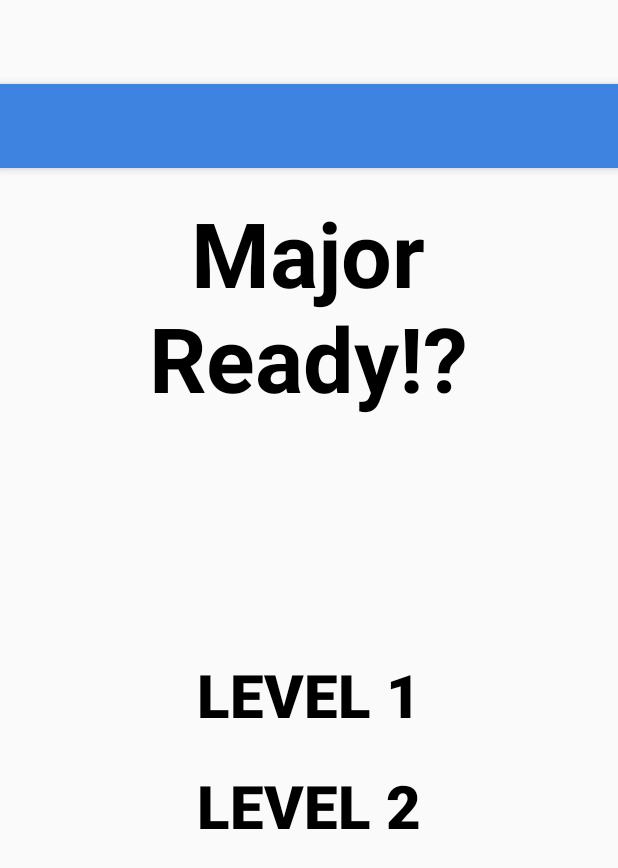
After one commit to skarpath/MajorReady, an Android app: the layout activity_main.xml on its own in the app's theme, with its tools: preview values and no code run, on a phone screen of 412 x 824 dp. The commit adds this screen. Shown: the top 868 px of the screen. Run offline under Robolectric (Android 15) with nearby library versions, the phone set to English and light mode, and no system bars.

Commit message:
Update version 0.1

```diff
--- a/app/src/main/AndroidManifest.xml
+++ b/app/src/main/AndroidManifest.xml
@@ -21,11 +21,11 @@
         <activity
             android:name=".Level2Q2Activity"
             android:label="@string/title_activity_level2_q2"
-            android:theme="@style/AppTheme.NoActionBar"></activity>
+            android:theme="@style/AppTheme.NoActionBar" />
         <activity
             android:name=".Level2Q1Activity"
             android:label="@string/title_activity_level2_q1"
-            android:theme="@style/AppTheme.NoActionBar"></activity>
+            android:theme="@style/AppTheme.NoActionBar" />
     </application>
 
 </manifest>
--- /dev/null
+++ b/app/src/main/res/layout/activity_main.xml
@@ -0,0 +1,26 @@
+<?xml version="1.0" encoding="utf-8"?>
+<android.support.design.widget.CoordinatorLayout xmlns:android="http://schemas.android.com/apk/res/android"
+    xmlns:app="http://schemas.android.com/apk/res-auto"
+    xmlns:tools="http://schemas.android.com/tools"
+    android:layout_width="match_parent"
+    android:layout_height="match_parent"
+    android:fitsSystemWindows="true"
+    tools:context=".MainActivity">
+
+    <android.support.design.widget.AppBarLayout
+        android:layout_width="match_parent"
+        android:layout_height="wrap_content"
+        android:theme="@style/AppTheme.AppBarOverlay">
+
+        <android.support.v7.widget.Toolbar
+            android:id="@+id/toolbar"
+            android:layout_width="match_parent"
+            android:layout_height="?attr/actionBarSize"
+            android:background="?attr/colorPrimary"
+            app:popupTheme="@style/AppTheme.PopupOverlay" />
+
+    </android.support.design.widget.AppBarLayout>
+
+    <include layout="@layout/content_main" />
+
+</android.support.design.widget.CoordinatorLayout>
--- a/app/src/main/res/layout/main_activity.xml
+++ b/app/src/main/res/layout/content_main.xml
@@ -1,5 +1,6 @@
 <?xml version="1.0" encoding="utf-8"?>
 <RelativeLayout xmlns:android="http://schemas.android.com/apk/res/android"
+    xmlns:app="http://schemas.android.com/apk/res-auto"
     xmlns:tools="http://schemas.android.com/tools"
     android:layout_width="match_parent"
     android:layout_height="match_parent"
@@ -7,8 +8,10 @@
     android:paddingLeft="@dimen/activity_horizontal_margin"
     android:paddingRight="@dimen/activity_horizontal_margin"
     android:paddingTop="@dimen/activity_vertical_margin"
-    tools:context="com.stephenk.majorready.activity1"
-    android:background="#0004ff">
+    app:layout_behavior="@string/appbar_scrolling_view_behavior"
+    tools:context=".MainActivity"
+    tools:showIn="@layout/activity_main">
+
 
     <TextView
         android:layout_width="wrap_content"
@@ -21,7 +24,7 @@
         android:textSize="60dp"
         android:textAlignment="center"
         android:textStyle="bold"
-        android:textColor="#ffffff" />
+        android:textColor="#000000" />
 
     <Button
         android:layout_width="wrap_content"
@@ -35,7 +38,7 @@
         android:ellipsize="middle"
         android:paddingBottom="10dp"
         android:background="#00ffffff"
-        android:textColor="#ffffff" />
+        android:textColor="#000000" />
 
     <Button
         android:layout_width="wrap_content"
@@ -44,9 +47,10 @@
         android:id="@+id/maLvl2btn"
         android:layout_below="@+id/maLvl1btn"
         android:layout_centerHorizontal="true"
-        android:textColor="#ffffff"
+        android:textColor="#000000"
         android:textStyle="bold"
         android:textSize="40dp"
         android:background="#00ffffff"
         android:paddingTop="10dp" />
+
 </RelativeLayout>
--- a/app/src/main/res/menu/menu_main.xml
+++ b/app/src/main/res/menu/menu_main.xml
@@ -1,7 +1,7 @@
 <menu xmlns:android="http://schemas.android.com/apk/res/android"
     xmlns:app="http://schemas.android.com/apk/res-auto"
     xmlns:tools="http://schemas.android.com/tools"
-    tools:context="com.stephenk.majorready.MainActivity">
+    tools:context=".MainActivity">
     <item
         android:id="@+id/action_settings"
         android:orderInCategory="100"
--- a/app/src/main/res/values/colors.xml
+++ b/app/src/main/res/values/colors.xml
@@ -1,6 +1,6 @@
 <?xml version="1.0" encoding="utf-8"?>
 <resources>
-    <color name="colorPrimary">#3F51B5</color>
+    <color name="colorPrimary">#3f83e1</color>
     <color name="colorPrimaryDark">#303F9F</color>
     <color name="colorAccent">#FF4081</color>
 </resources>
--- a/app/src/main/res/values/strings.xml
+++ b/app/src/main/res/values/strings.xml
@@ -5,4 +5,5 @@
     <string name="titleHeader_Level2Q2Activity">Transcribing DNA to RNA</string>
     <string name="titleQuestion_Level2Q2Activity">Which mRNA nucleotides will be produced from the following DNA nucleotides?</string>
     <string name="title_activity_level2_q1">Level2Q1Activity</string>
+    <string name="title_activity_main">MainActivity</string>
 </resources>
```
Also changed, not shown: app/src/main/java/com/stephenk/majorready/MainActivity.java (+15 -9 lines).
